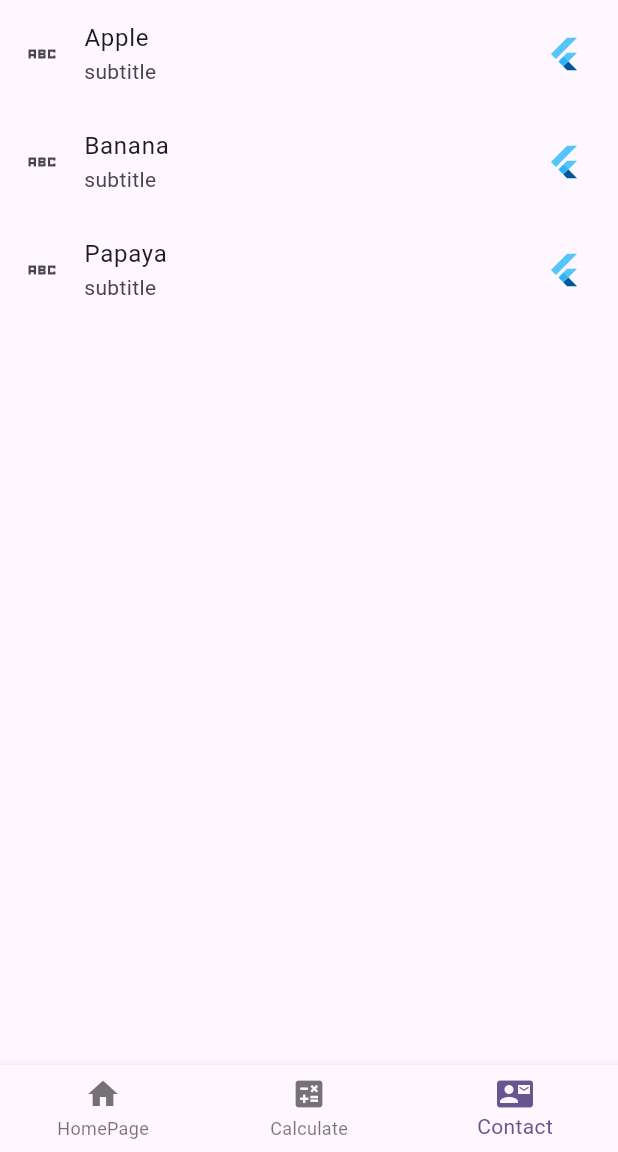
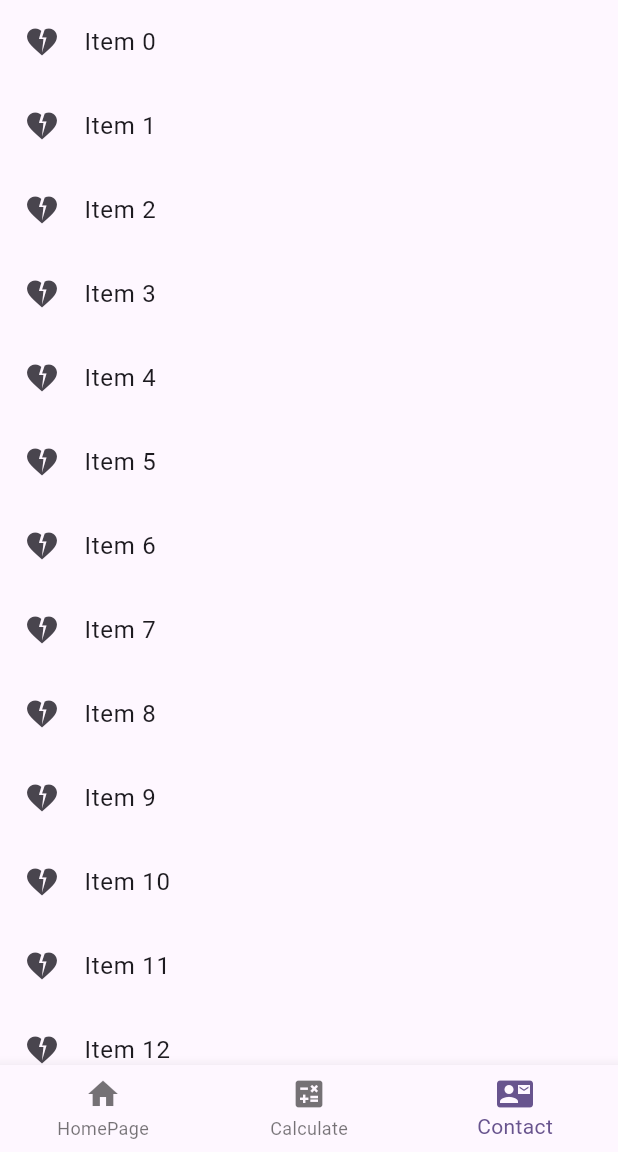
Before and after one commit to minthantko17/953464_firstapp, a Flutter app: the screen it shows after launch, item 3 of the bottom bar chosen, on a phone screen of 412 x 824 dp, the part 84-1236 px from its top. Run offline on Flutter 3.47's test engine with Material 3 defaults, Android fonts, the phone set to English and light mode, and no system bars; network calls fail.

Commit message:
add 1000 looped items as list tile

```diff
--- a/lib/pages/contact.dart
+++ b/lib/pages/contact.dart
@@ -8,39 +8,17 @@ class ContactPage extends StatefulWidget {
 }
 
 class _ContactPageState extends State<ContactPage> {
-  List mydata = ['Apple', 'Banana', 'Papaya'];
+  final items = List<String>.generate(1000, (i) => "Item $i");
   @override
   Widget build(BuildContext context) {
-    return ListView(
-      children: [
-        Center(
-          child: Column(
-            children: [
-              ListTile(
-                onTap: () {},
-                leading: Icon(Icons.abc_sharp),
-                title: Text(mydata[0]),
-                subtitle: Text("subtitle"),
-                trailing: FlutterLogo(),
-              ),
-              ListTile(
-                onTap: () {},
-                leading: Icon(Icons.abc_sharp),
-                title: Text(mydata[1]),
-                subtitle: Text("subtitle"),
-                trailing: FlutterLogo(),
-              ),
-              ListTile(
-                onTap: () {},
-                leading: Icon(Icons.abc_sharp),
-                title: Text(mydata[2]),
-                subtitle: Text("subtitle"),
-                trailing: FlutterLogo(),
-              ),
-            ],
-          ),
-        ),
-      ],
+    return ListView.builder(
+      itemBuilder: (context, index) {
+        return ListTile(
+          onTap: () {},
+          leading: Icon(Icons.heart_broken),
+          title: Text(items[index]),
+        );
+      },
     );
   }
 }
```
